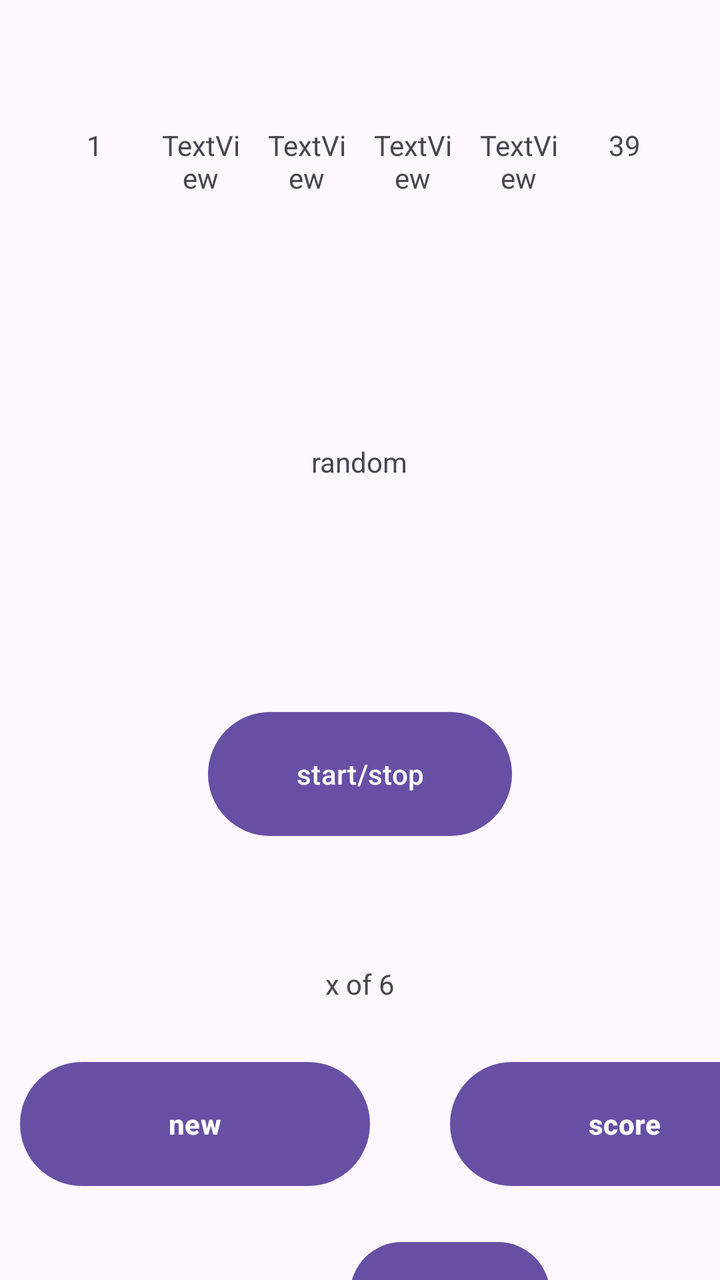
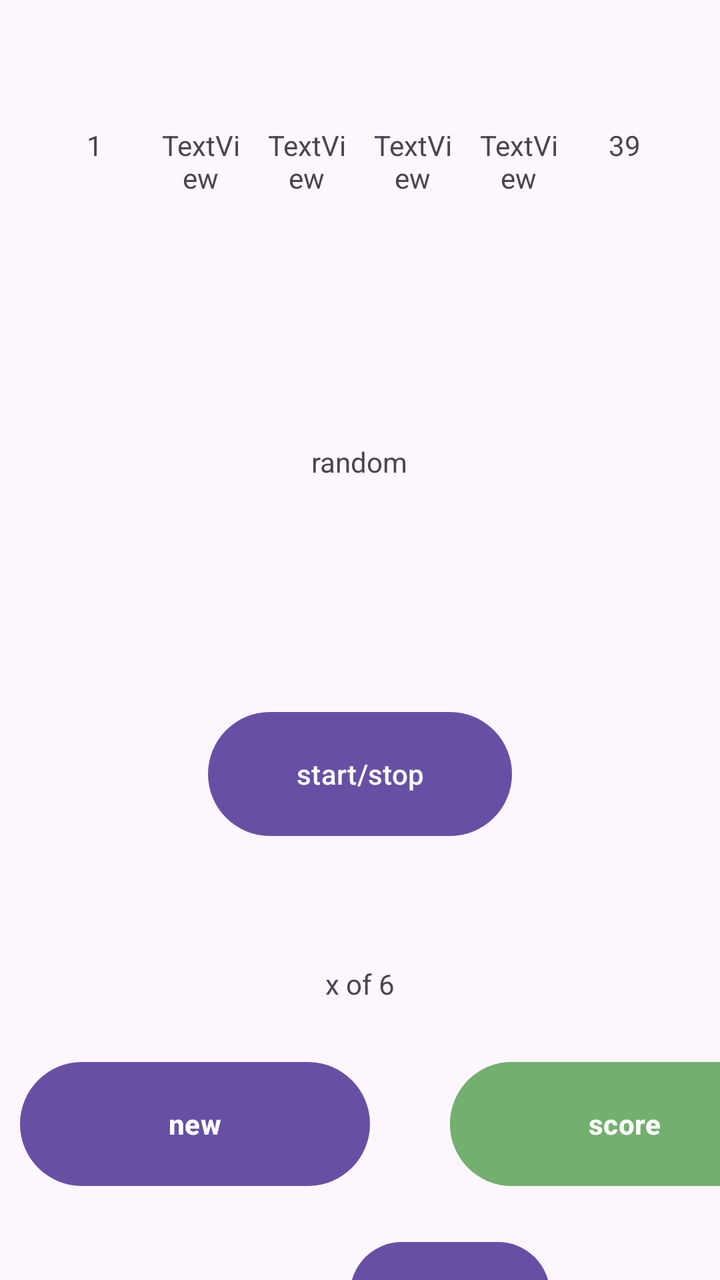

The first picture is an Android layout as it rendered before a commit; the second is the same layout after the commit. The layout source and the unified diff follow.
<!-- AndroidManifest.xml: application theme Theme.MyApplication1 -->
<!-- res/layout/activity_main.xml -->
<?xml version="1.0" encoding="utf-8"?>
<LinearLayout xmlns:android="http://schemas.android.com/apk/res/android"
    xmlns:app="http://schemas.android.com/apk/res-auto"
    xmlns:tools="http://schemas.android.com/tools"
    android:id="@+id/main"
    android:layout_width="match_parent"
    android:layout_height="match_parent"
    android:orientation="vertical"
    tools:context=".MainActivity">

    <LinearLayout
        android:layout_width="match_parent"
        android:layout_height="wrap_content"
        android:orientation="horizontal"
        android:padding="25dp"
        android:layout_marginTop="25dp">

        <TextView
            android:id="@+id/textView"
            android:layout_width="0dp"
            android:layout_height="45dp"
            android:layout_weight="1"
            android:gravity="center"
            android:text="1"
            tools:layout_editor_absoluteX="4dp"
            tools:layout_editor_absoluteY="63dp" />

        <TextView
            android:id="@+id/textView2"
            android:layout_width="0dp"
            android:layout_height="45dp"
            android:layout_marginStart="8dp"
            android:layout_weight="1"
            android:gravity="center"
            android:text="TextView"
            tools:layout_editor_absoluteX="123dp"
            tools:layout_editor_absoluteY="60dp" />

        <TextView
            android:id="@+id/textView3"
            android:layout_width="0dp"
            android:layout_height="45dp"
            android:layout_marginStart="8dp"
            android:layout_weight="1"
            android:gravity="center"
            android:text="TextView"
            tools:layout_editor_absoluteX="208dp"
            tools:layout_editor_absoluteY="63dp" />

        <TextView
            android:id="@+id/textView4"
            android:layout_width="0dp"
            android:layout_height="45dp"
            android:layout_marginStart="8dp"
            android:layout_weight="1"
            android:gravity="center"
            android:text="TextView"
            tools:layout_editor_absoluteX="282dp"
            tools:layout_editor_absoluteY="62dp" />

        <TextView
            android:id="@+id/textView5"
            android:layout_width="0dp"
            android:layout_height="45dp"
            android:layout_marginStart="8dp"
            android:layout_weight="1"
            android:gravity="center"
            android:text="TextView"
            tools:layout_editor_absoluteX="62dp"
            tools:layout_editor_absoluteY="109dp" />

        <TextView
            android:id="@+id/textView6"
            android:layout_width="0dp"
            android:layout_height="45dp"
            android:layout_weight="1"
            android:gravity="center"
            android:text="39"
            android:layout_marginStart="8dp"
            tools:layout_editor_absoluteX="165dp"
            tools:layout_editor_absoluteY="116dp" />
    </LinearLayout>

    <TextView
        android:id="@+id/textView7"
        android:layout_width="159dp"
        android:layout_height="162dp"
        android:layout_gravity="center"
        android:layout_marginTop="30dp"
        android:gravity="center"
        android:text="random" />

    <Button
        android:id="@+id/button"
        android:layout_width="152dp"
        android:layout_height="70dp"
        android:layout_gravity="center"
        android:layout_marginTop="40dp"
        android:text="start/stop" />


    <TextView
        android:id="@+id/points"
        android:layout_width="200dp"
        android:layout_height="70dp"
        android:layout_gravity="center"
        android:layout_marginTop="35dp"
        android:gravity="center"
        android:text="x of 6" />

    <LinearLayout
        android:layout_width="400dp"
        android:layout_height="70dp"
        android:orientation="horizontal">
    <Button
        android:id="@+id/button2"
        android:layout_width="0dp"
        android:layout_height="70dp"
        android:layout_weight="1"
        android:layout_marginLeft="10dp"
        android:text="new"
        android:textStyle="bold"/>
        <Button
            android:id="@+id/button3"
            android:layout_width="0dp"
            android:layout_height="70dp"
            android:layout_weight="1"
            android:layout_marginLeft="40dp"
            android:text="score"
            android:textStyle="bold"/>
    </LinearLayout>

    <Button
        android:id="@+id/exitButton"
        android:layout_width="100dp"
        android:layout_height="60dp"
        android:layout_marginLeft="175dp"
        android:layout_marginTop="20dp"
        android:text="Exit"
        android:textStyle="bold"/>




</LinearLayout>
<!-- resources referenced by this layout -->
<resources>
  <style name="Theme.MyApplication1" parent="Base.Theme.MyApplication1" />
  <style name="Base.Theme.MyApplication1" parent="Theme.Material3.DayNight.NoActionBar">
          
          
      </style>
</resources>

<!-- the commit's change to res/layout/activity_main.xml (unified diff, before → after) -->
@@ -120,14 +120,16 @@
         android:layout_marginLeft="10dp"
         android:text="new"
         android:textStyle="bold"/>
+
         <Button
             android:id="@+id/button3"
             android:layout_width="0dp"
             android:layout_height="70dp"
+            android:layout_marginLeft="40dp"
             android:layout_weight="1"
-            android:layout_marginLeft="40dp"
             android:text="score"
-            android:textStyle="bold"/>
+            android:textStyle="bold"
+            android:backgroundTint="#73AF6F" />
     </LinearLayout>
 
     <Button
